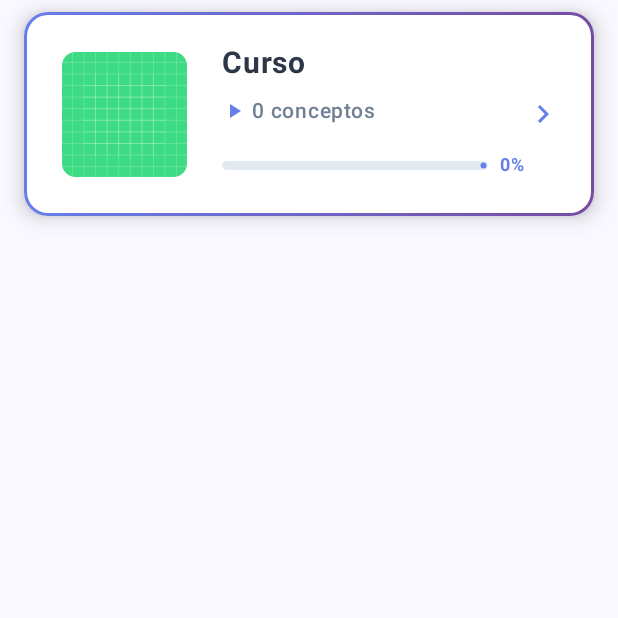
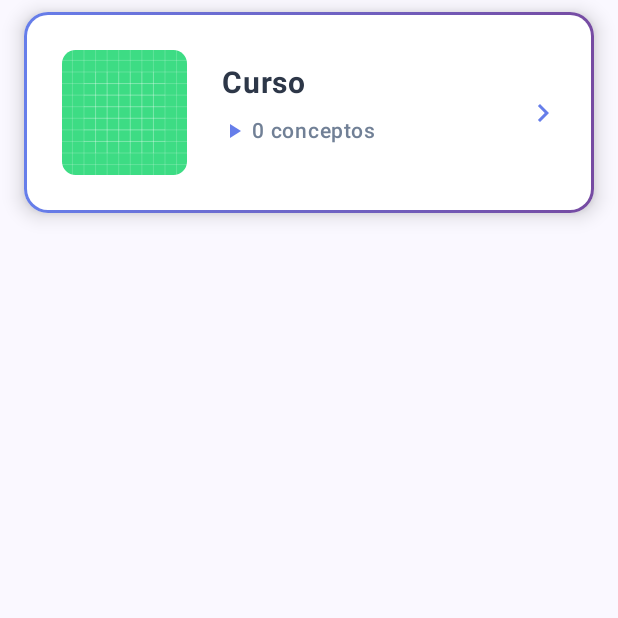
Before and after one commit to MaxiDelAngel/CourseDev, an Android app built with Jetpack Compose: the composable CardCourse called with empty values, on a phone screen of 412 x 824 dp, the top half of it. Run offline under Robolectric (Android 15) with nearby library versions, the phone set to English and light mode, and no system bars.

Commit message:
Finish MVP

```diff
--- a/app/src/main/java/com/mdao/cursedev/cursedev/ui/views/MainScreen.kt
+++ b/app/src/main/java/com/mdao/cursedev/cursedev/ui/views/MainScreen.kt
@@ -114,7 +114,7 @@ fun MainScreen(navController: NavHostController, navigateToCourse: (Int) -> Unit
                     horizontalAlignment = Alignment.CenterHorizontally,
                 ) {
                     Text(
-                        "CurseDev />",
+                        "CourseDev />",
                         modifier = Modifier
                             .padding(42.dp)
                             .fillMaxWidth(),
@@ -408,28 +408,7 @@ fun CardCourse(
                             )
                         }
 
-                        Spacer(modifier = Modifier.height(12.dp))
-
-                        Row(
-                            verticalAlignment = Alignment.CenterVertically
-                        ) {
-                            LinearProgressIndicator(
-                                progress = progreso,
-                                modifier = Modifier
-                                    .weight(1f)
-                                    .height(6.dp)
-                                    .clip(RoundedCornerShape(3.dp)),
-                                color = Color(0xFF667eea),
-                                trackColor = Color(0xFFE2E8F0)
-                            )
-                            Spacer(modifier = Modifier.width(8.dp))
-                            Text(
-                                text = (progreso * 100).toInt().toString() + "%",
-                                fontSize = 12.sp,
-                                color = Color(0xFF667eea),
-                                fontWeight = FontWeight.Bold
-                            )
-                        }
+                        Spacer(modifier = Modifier.height(8.dp))
                     }
 
                     Icon(
```
Also changed, not shown: app/src/main/java/com/mdao/cursedev/cursedev/ui/views/CourseScreen.kt (+2 -25 lines).
